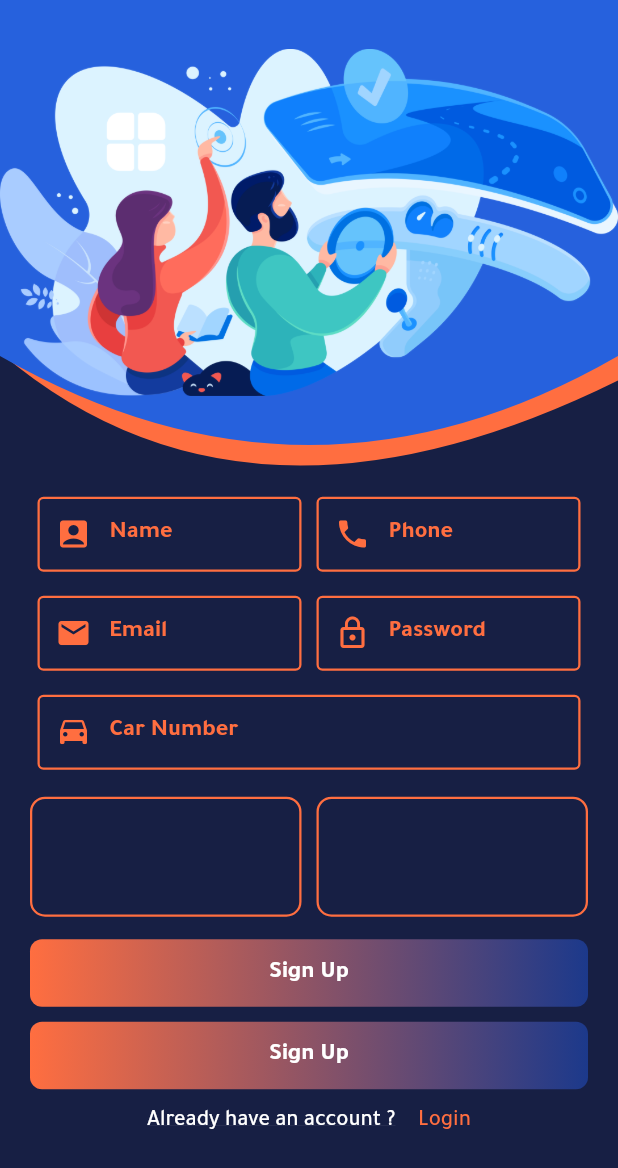
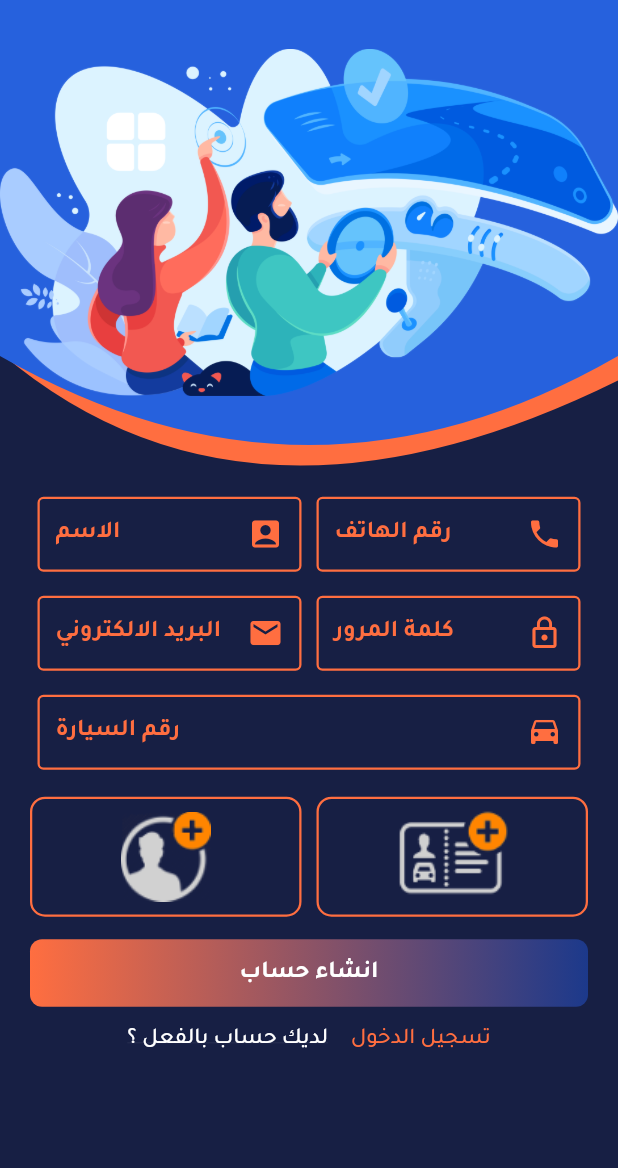
Before and after one commit to mohamedelbalooty/Final-Project, a Flutter app: the DriverSignUpView screen opened by its route, on a phone screen of 412 x 824 dp. Shown: the top 1168 px of the screen. Run offline on Flutter 3.47's test engine with Material 2 defaults, Android fonts, the phone set to English and light mode, and no system bars; our stand-ins replace bottom_navy_bar, flutter_custom_clippers, geolocator, google_maps_flutter, location, modal_bottom_sheet and 2 more; missing offline and left inert: custom_bottom_navigation_bar, geodesy.

Commit message:
adding something

```diff
--- a/lib/app_approach/view/driver_view/driver_home_view.dart
+++ b/lib/app_approach/view/driver_view/driver_home_view.dart
@@ -78,6 +78,7 @@ class _DriverHomeViewState extends State<DriverHomeView> {
       appBar: AppBar(
         centerTitle: true,
         backgroundColor: KGradientColor,
+        automaticallyImplyLeading: false,
         title: Text(
           'الرئيسية للسائق',
           style: TextStyle(
--- a/lib/app_approach/view/driver_view/driver_signIn_view.dart
+++ b/lib/app_approach/view/driver_view/driver_signIn_view.dart
@@ -33,13 +33,13 @@ class DriverSignInView extends StatelessWidget {
                 ),
                 Inputs(
                   icon: Icons.email,
-                  inputType: 'Email',
+                  inputType: 'البريد الالكتروني',
                   controllerType: email,
                   txtType: TextInputType.emailAddress,
                 ),
                 Inputs(
                   icon: Icons.lock_outline,
-                  inputType: 'Password',
+                  inputType: 'كلمة المرور',
                   controllerType: password,
                   txtType: TextInputType.visiblePassword,
                 ),
@@ -49,12 +49,16 @@ class DriverSignInView extends StatelessWidget {
                   },
                   child: customAuthenticationButton(
                     width,
-                    'Sign In',
+                    'تسجيل الدخول',
                     [Colors.deepOrangeAccent, KGradientColor],
+                    () {
+                      Navigator.pushReplacementNamed(
+                          context, DriverHomeNavigation.id);
+                    },
                   ),
                 ),
-                customAuthenticationQuestion(context,
-                    'Don\'t have an account ?', 'Register', DriverSignUpView.id)
+                customAuthenticationQuestion(context, 'لا تمتلك حساب ؟',
+                    'أنشاء حساب جديد', DriverSignUpView.id)
               ],
             ),
           ),
@@ -80,6 +84,7 @@ class Inputs extends StatelessWidget {
       width: MediaQuery.of(context).size.width,
       margin: EdgeInsets.symmetric(horizontal: 20.0, vertical: 10.0),
       child: TextField(
+        textDirection: TextDirection.rtl,
         keyboardType: txtType,
         style: TextStyle(
           color: KOrangeColor,
@@ -91,13 +96,15 @@ class Inputs extends StatelessWidget {
           enabledBorder: OutlineInputBorder(
             borderSide: const BorderSide(color: KOrangeColor, width: 1.5),
           ),
-          prefixIcon: Icon(
+          suffixIcon: Icon(
             icon,
             color: KOrangeColor,
           ),
           labelText: '$inputType',
-          labelStyle:
-              TextStyle(color: KOrangeColor, fontWeight: FontWeight.bold),
+          labelStyle: TextStyle(
+            color: KOrangeColor,
+            fontWeight: FontWeight.bold,
+          ),
         ),
         controller: controllerType,
         onSubmitted: (_) => null,
--- a/lib/app_approach/view/driver_view/driver_signUp_view.dart
+++ b/lib/app_approach/view/driver_view/driver_signUp_view.dart
@@ -40,13 +40,13 @@ class DriverSignUpView extends StatelessWidget {
                       children: [
                         Inputs(
                           icon: Icons.account_box,
-                          inputType: 'Name',
+                          inputType: 'الاسم',
                           controllerType: _name,
                           txtType: TextInputType.name,
                         ),
                         Inputs(
                           icon: Icons.phone,
-                          inputType: 'Phone',
+                          inputType: 'رقم الهاتف',
                           controllerType: _phone,
                           txtType: TextInputType.number,
                         ),
@@ -60,13 +60,13 @@ class DriverSignUpView extends StatelessWidget {
                         //Inputs is a custom widget
                         Inputs(
                           icon: Icons.email,
-                          inputType: 'Email',
+                          inputType: 'البريد الالكتروني',
                           controllerType: _email,
                           txtType: TextInputType.emailAddress,
                         ),
                         Inputs(
                           icon: Icons.lock_outline,
-                          inputType: 'Password',
+                          inputType: 'كلمة المرور',
                           controllerType: _password,
                           txtType: TextInputType.visiblePassword,
                         ),
@@ -78,7 +78,7 @@ class DriverSignUpView extends StatelessWidget {
                     margin: EdgeInsets.symmetric(horizontal: 20.0),
                     child: Inputs(
                       icon: Icons.drive_eta,
-                      inputType: 'Car Number',
+                      inputType: 'رقم السيارة',
                       controllerType: _carNum,
                       txtType: TextInputType.number,
                     ),
@@ -90,29 +90,13 @@ class DriverSignUpView extends StatelessWidget {
                     child: Row(
                       mainAxisAlignment: MainAxisAlignment.center,
                       children: [
-                        Expanded(
-                          child: Container(
-                            height: 80.0,
-                            decoration: BoxDecoration(
-                              borderRadius: BorderRadius.circular(10),
-                              border:
-                                  Border.all(color: KOrangeColor, width: 1.5),
-                            ),
-                          ),
-                        ),
+                        _imageButton(
+                            'assets/images/photos/Asset 10.png', () {}),
                         SizedBox(
                           width: 10.0,
                         ),
-                        Expanded(
-                          child: Container(
-                            height: 80.0,
-                            decoration: BoxDecoration(
-                              borderRadius: BorderRadius.circular(10.0),
-                              border:
-                                  Border.all(color: KOrangeColor, width: 1.5),
-                            ),
-                          ),
-                        ),
+                        _imageButton(
+                            'assets/images/photos/Asset 11.png', () {}),
                       ],
                     ),
                   ),
@@ -121,19 +105,39 @@ class DriverSignUpView extends StatelessWidget {
                       onTap: () {
                         Navigator.pushNamed(context, DriverHomeNavigation.id);
                       },
-                      child: customAuthenticationButton(width, 'Sign Up',
-                          [Colors.deepOrangeAccent, KGradientColor])),
+                      child: customAuthenticationButton(width, 'انشاء حساب',
+                          [Colors.deepOrangeAccent, KGradientColor],
+                              (){
+                            Navigator.pushReplacementNamed(context, DriverHomeNavigation.id);
+                          }
+                      ),),
 
-                  customAuthenticationButton(width, 'Sign Up',
-                      [Colors.deepOrangeAccent, KGradientColor]),
-                  customAuthenticationQuestion(context,
-                      'Already have an account ?', 'Login', DriverSignInView.id)
+                  customAuthenticationQuestion(context, 'لديك حساب بالفعل ؟',
+                      'تسجيل الدخول', DriverSignInView.id)
                 ],
               ),
             ),
           ),
         ),
       ],
+    );
+  }
+
+  Expanded _imageButton(String image, Function function) {
+    return Expanded(
+      child: InkWell(
+        onTap: function,
+        child: Container(
+          height: 80.0,
+          decoration: BoxDecoration(
+            borderRadius: BorderRadius.circular(10),
+            border: Border.all(color: KOrangeColor, width: 1.5),
+            image: DecorationImage(
+              image: ExactAssetImage(image),
+            ),
+          ),
+        ),
+      ),
     );
   }
 }
@@ -166,7 +170,7 @@ class Inputs extends StatelessWidget {
             focusedBorder: OutlineInputBorder(
               borderSide: const BorderSide(color: KOrangeColor, width: 1.5),
             ),
-            prefixIcon: Icon(
+            suffixIcon: Icon(
               icon,
               color: KOrangeColor,
             ),
--- a/lib/app_approach/view/shared_view/home_view.dart
+++ b/lib/app_approach/view/shared_view/home_view.dart
@@ -40,7 +40,7 @@ class HomeViewShared extends StatelessWidget {
                         Padding(
                           padding: const EdgeInsets.symmetric(horizontal: 20.0),
                           child: Text(
-                            'Welcome to in Tawseela App system',
+                            'مرحبًا بك في تطبيق توصيلة',
                             textAlign: TextAlign.center,
                             style: TextStyle(
                               color: KWhiteColor,
@@ -61,12 +61,12 @@ class HomeViewShared extends StatelessWidget {
                       mainAxisAlignment: MainAxisAlignment.end,
                       children: [
                         buildHomeButton(
-                            title: 'Driver',
+                            title: 'السائق',
                             buttonColor: [Colors.deepOrangeAccent, KGradientColor],
                             context: context,
                             nextScreen: DriverSignInView()),
                         buildHomeButton(
-                            title: 'User',
+                            title: 'الراكب',
                             buttonColor: [KGradientColor, Colors.deepOrangeAccent],
                             context: context,
                             nextScreen: UserSignInView()),
--- a/lib/app_approach/view/shared_view/splash_view.dart
+++ b/lib/app_approach/view/shared_view/splash_view.dart
@@ -33,7 +33,7 @@ class _SplashViewState extends State<SplashView> {
           children: [
             Image.asset('assets/images/photos/logo.png', width: 160, height: 160,),
             SizedBox(height: 5,),
-            Text('Tawseela', style: TextStyle(
+            Text('توصيلة', style: TextStyle(
                 color: Colors.deepOrange,
                 fontSize: 28,
                 fontWeight: FontWeight.w900,
--- a/lib/app_approach/view/user_view/user_signIn_view.dart
+++ b/lib/app_approach/view/user_view/user_signIn_view.dart
@@ -9,6 +9,7 @@ import 'package:flutter/cupertino.dart';
 import 'package:flutter/material.dart';
 import 'package:flutter/services.dart';
 import 'package:toast/toast.dart';
+import 'user_home_navigation.dart';
 import 'user_signUp_view.dart';
 
 // ignore: must_be_immutable
@@ -43,7 +44,7 @@ class UserSignInView extends StatelessWidget {
                   customLogo(),
                   _distance,
                   CustomTextField(
-                    label: 'Email',
+                    label: 'البريد الالكتروني',
                     icon: Icons.email_outlined,
                     onClick: (String value) {
                       _email = value;
@@ -51,7 +52,7 @@ class UserSignInView extends StatelessWidget {
                   ),
                   _distance,
                   CustomTextField(
-                    label: 'Password',
+                    label: 'كلمة المرور',
                     icon: Icons.lock_outline,
                     onClick: (String value) {
                       _password = value;
@@ -62,10 +63,12 @@ class UserSignInView extends StatelessWidget {
                     onTap: () {
                       _validate(context);
                     },
-                    child: customAuthenticationButton(width, 'Sign In', [KGradientColor, Colors.deepOrangeAccent]),
+                    child: customAuthenticationButton(width, 'تسجيل الدخول', [KGradientColor, Colors.deepOrangeAccent], (){
+                      _validate(context);
+                    }),
                   ),
-                  customAuthenticationQuestion(context, 'Don\'t have an account ?',
-                      'Register', UserSignUpView.id),
+                  customAuthenticationQuestion(context, 'لا تمتلك حساب ؟',
+                      'انشاء حساب جديد', UserSignUpView.id),
                 ],
               ),
             ),
@@ -79,7 +82,7 @@ class UserSignInView extends StatelessWidget {
     if (_globalKey.currentState.validate()) {
       try {
         _globalKey.currentState.save();
-        //TODO SOMETHING
+        Navigator.pushReplacementNamed(context, UserHomeNavigation.id);
       } on PlatformException catch (exception) {
         //TODO Handel Exception
         Toast.show(exception.message, context,
--- a/lib/app_approach/view/user_view/user_signUp_view.dart
+++ b/lib/app_approach/view/user_view/user_signUp_view.dart
@@ -9,6 +9,7 @@ import 'package:flutter/material.dart';
 import 'package:flutter/services.dart';
 import 'package:toast/toast.dart';
 import '../../../constants.dart';
+import 'user_home_navigation.dart';
 import 'user_signIn_view.dart';
 
 // ignore: must_be_immutable
@@ -49,28 +50,28 @@ class UserSignUpView extends StatelessWidget {
                     ),
                   ),
                   CustomTextField(
-                    label: 'Name',
+                    label: 'الاسم',
                     icon: Icons.person_outline,
                     onClick: (String value) {
                       _name = value;
                     },
                   ),
                   CustomTextField(
-                    label: 'Email',
+                    label: 'البريد الالكتروني',
                     icon: Icons.email_outlined,
                     onClick: (String value) {
                       _email = value;
                     },
                   ),
                   CustomTextField(
-                    label: 'Phone',
+                    label: 'رقم الهاتف',
                     icon: Icons.phone,
                     onClick: (String value) {
                       _phone = value;
                     },
                   ),
                   CustomTextField(
-                    label: 'Password',
+                    label: 'كلمة المرور',
                     icon: Icons.lock_outline,
                     onClick: (String value) {
                       _password = value;
@@ -80,10 +81,12 @@ class UserSignUpView extends StatelessWidget {
                     onTap: () {
                       _validate(context);
                     },
-                    child: customAuthenticationButton(width, 'Sign Up', [KGradientColor, Colors.deepOrangeAccent]),
+                    child: customAuthenticationButton(width, 'انشاء حساب', [KGradientColor, Colors.deepOrangeAccent], (){
+                      _validate(context);
+                    }),
                   ),
-                  customAuthenticationQuestion(context, 'Already have an account ?',
-                      'Login', UserSignInView.id),
+                  customAuthenticationQuestion(context, 'تمتلك حساب بالفعل ؟',
+                      'تسجيل الدخول', UserSignInView.id),
                 ],
               ),
             ),
@@ -97,7 +100,7 @@ class UserSignUpView extends StatelessWidget {
     if (_globalKey.currentState.validate()) {
       try {
         _globalKey.currentState.save();
-        //TODO SOMETHING
+        Navigator.pushReplacementNamed(context, UserHomeNavigation.id);
       } on PlatformException catch (exception) {
         //TODO Handel Exception
         Toast.show(exception.message, context,
--- a/lib/main.dart
+++ b/lib/main.dart
@@ -1,3 +1,4 @@
+import 'package:final_project/app_approach/view/shared_view/splash_view.dart';
 import 'package:flutter/material.dart';
 import 'package:provider/provider.dart';
 import 'app_approach/view/driver_view/driver_home_navigation.dart';
@@ -17,9 +18,7 @@ class MyApp extends StatelessWidget {
       child: MaterialApp(
         debugShowCheckedModeBanner: false,
         title: 'Final Project',
-//        initialRoute: DriverProfileView.id,
-//        initialRoute: UserHomeNavigation.id,
-      initialRoute: DriverHomeNavigation.id,
+        initialRoute: SplashView.id,
         theme: ThemeData(
           fontFamily: 'Tajawal',
           primarySwatch: Colors.indigo,
--- a/lib/widgets/shared_view_widgets/customAuthenticationButton.dart
+++ b/lib/widgets/shared_view_widgets/customAuthenticationButton.dart
@@ -1,8 +1,10 @@
 import 'package:flutter/material.dart';
 import '../../constants.dart';
 
-Widget customAuthenticationButton(double width, String buttonTitle, List<Color> gradient){
-  return Container(
+Widget customAuthenticationButton(double width, String buttonTitle, List<Color> gradient, onClick){
+  return InkWell(
+    onTap: onClick,
+    child: Container(
       height: 45.0,
       width: width,
       margin: EdgeInsets.symmetric(horizontal: 20.0, vertical: 5.0),
@@ -22,5 +24,6 @@ Widget customAuthenticationButton(double width, String buttonTitle, List<Color>
           ),
         ),
       ),
+    ),
   );
 }
--- a/lib/widgets/shared_view_widgets/customTextField.dart
+++ b/lib/widgets/shared_view_widgets/customTextField.dart
@@ -13,17 +13,17 @@ class CustomTextField extends StatelessWidget {
 
   _errorMessage(String value) {
     switch (label) {
-      case 'Name':
-        return 'Enter your name';
+      case 'الاسم':
+        return 'يرجى ادخال الاسم';
         break;
-      case 'Email':
-        return 'Enter your email';
+      case 'البريد الالكتروني':
+        return 'يرجى ادخال البريد الالكتروني';
         break;
-      case 'Phone':
-        return 'Enter your phone';
+      case 'رقم الهاتف':
+        return 'يرجى ادخال رقم الهاتف';
         break;
-      case 'Password':
-        return 'Enter your password';
+      case 'كلمة المرور':
+        return 'يرجى ادخال كلمة المرور';
         break;
       default:
         return 'Enter your value';
@@ -35,6 +35,7 @@ class CustomTextField extends StatelessWidget {
     return Padding(
       padding: EdgeInsets.symmetric(horizontal: 20.0, vertical: 5.0),
       child: TextFormField(
+
         onSaved: onClick,
         // ignore: missing_return
         validator: (value) {
@@ -42,22 +43,23 @@ class CustomTextField extends StatelessWidget {
             return _errorMessage(label);
           }
         },
+
         cursorColor: KOrangeColor,
         style: TextStyle(
           color: KWhiteColor,
           fontSize: 16.0,
           fontWeight: FontWeight.w500,
         ),
-        obscureText: label == 'Password' ? true : false,
+        obscureText: label == 'كلمة المرور' ? true : false,
         decoration: InputDecoration(
-          contentPadding: EdgeInsets.symmetric(vertical: 10.0),
+          contentPadding: EdgeInsets.symmetric(vertical: 10.0, horizontal: 10),
           labelText: label,
           labelStyle: TextStyle(
             color: KOrangeColor,
             fontSize: 16.0,
             fontWeight: FontWeight.w500,
           ),
-          prefixIcon: Icon(
+          suffixIcon: Icon(
             icon,
             color: KOrangeColor,
           ),
```
Also changed, not shown: lib/app_approach/view/shared_view/onboarding_view.dart (+10 -7 lines), lib/widgets/shared_view_widgets/customOnBoardingDescription.dart (+7 -4 lines), assets/images/photos/Asset 10.png (added), assets/images/photos/Asset 11.png (added). Lines whose indentation alone changed are shown as unchanged.
